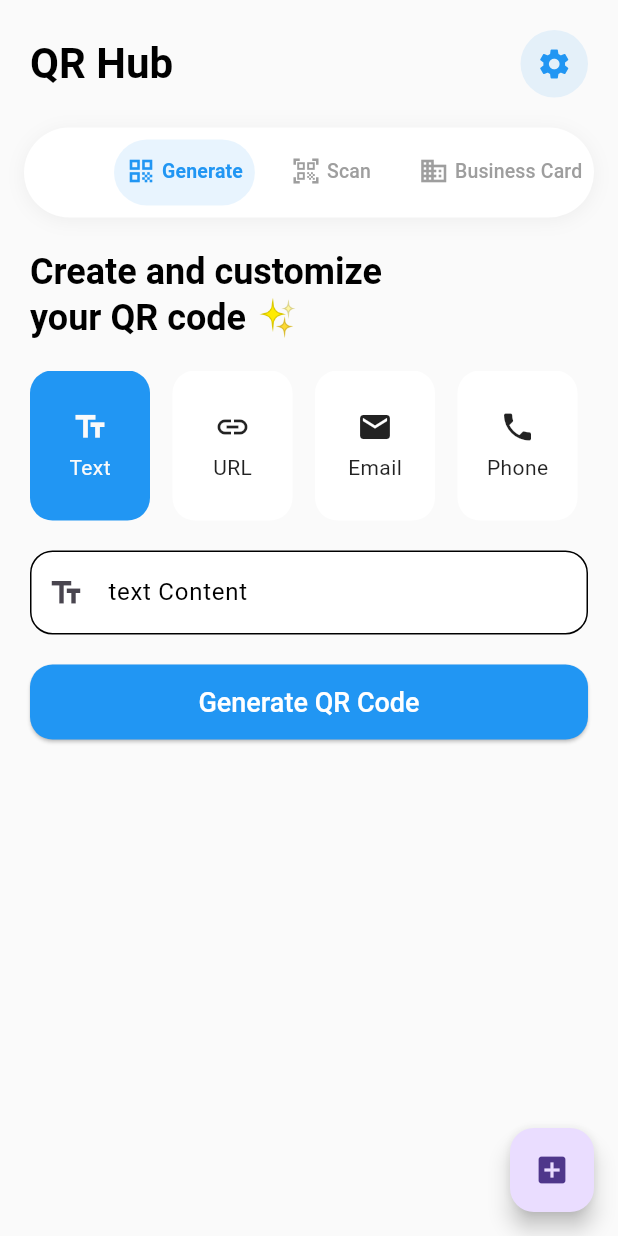
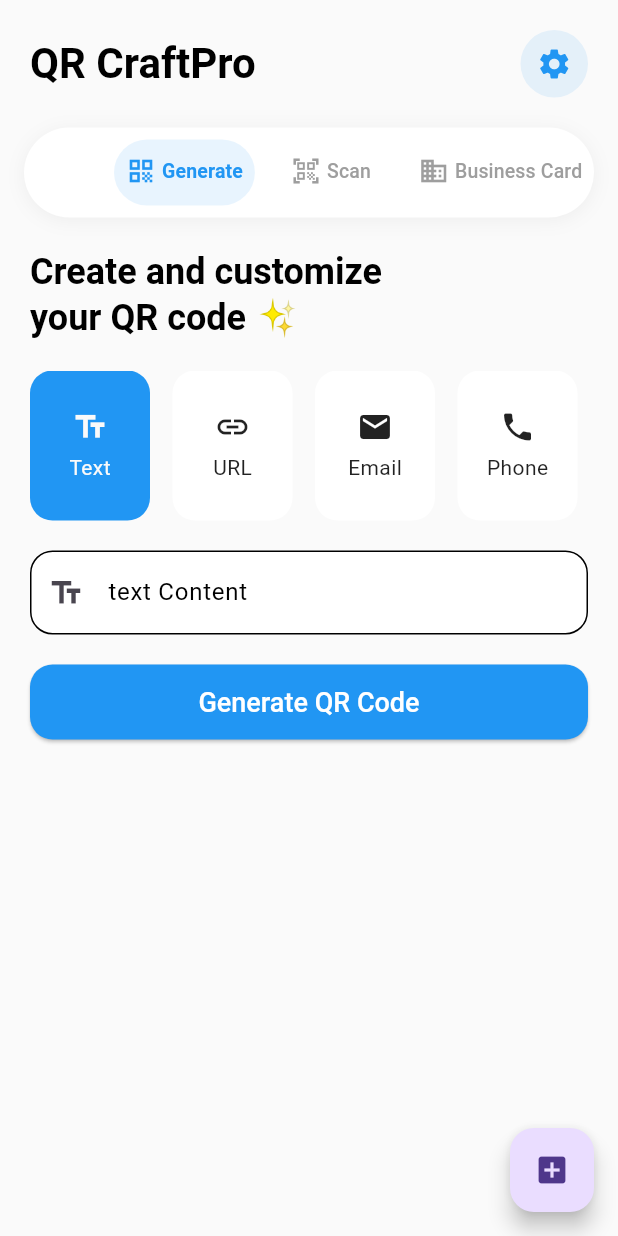
Before and after one commit to Ogunleye-Similoluwa/QrCraft-Pro, a Flutter app: the screen it shows after launch, on a phone screen of 412 x 824 dp. Run offline on Flutter 3.47's test engine with Material 3 defaults, Android fonts, the phone set to English and light mode, and no system bars; our stand-ins replace csv, file_picker, flutter_colorpicker, hive_flutter, image_gallery_saver, package_info_plus and 2 more; missing offline and left inert: mobile_scanner; accounts and stored records are empty.

Commit message:
reverted to working code

```diff
--- a/lib/features/analytics/analytics_page.dart
+++ b/lib/features/analytics/analytics_page.dart
@@ -1,5 +1,5 @@
 import 'package:flutter/material.dart';
-import 'package:qr_master/services/analytics_service.dart';
+  import '../../services/analytics_service.dart';
 import 'qr_analytics.dart';
 
 class AnalyticsPage extends StatefulWidget {
--- a/lib/main.dart
+++ b/lib/main.dart
@@ -1,11 +1,10 @@
 import 'package:flutter/material.dart';
 import 'package:hive_flutter/adapters.dart';
 import 'package:provider/provider.dart';
-import 'package:qr_master/services/analytics_service.dart';
 import 'app_theme.dart';
 import 'main_page.dart';
 import 'theme_provider.dart';
-
+  import 'services/analytics_service.dart';
 
 void main() async {
   WidgetsFlutterBinding.ensureInitialized();
--- a/lib/main_page.dart
+++ b/lib/main_page.dart
@@ -1,6 +1,6 @@
 import 'package:flutter/material.dart';
-import 'package:qr_master/scanner_page.dart';
-import 'package:qr_master/setting_page.dart';
+  import 'scanner_page.dart';
+  import 'setting_page.dart';
 
 
 import 'app_theme.dart';
@@ -47,7 +47,7 @@ class _HomePageState extends State<HomePage> with SingleTickerProviderStateMixin
                 mainAxisAlignment: MainAxisAlignment.spaceBetween,
                 children: [
                   Text(
-                    'QR Hub',
+                    'QR CraftPro',
                     style: Theme.of(context).textTheme.headlineLarge,
                   ),
                   GestureDetector(
--- a/lib/setting_page.dart
+++ b/lib/setting_page.dart
@@ -2,7 +2,7 @@ import 'package:flutter/material.dart';
 import 'package:hive_flutter/adapters.dart';
 import 'package:package_info_plus/package_info_plus.dart';
 import 'package:provider/provider.dart';
-import 'package:qr_master/theme_provider.dart';
+import 'theme_provider.dart';
 import 'package:url_launcher/url_launcher.dart';
 
 class SettingsPage extends StatelessWidget {
```
Also changed, not shown: 2 other files.
